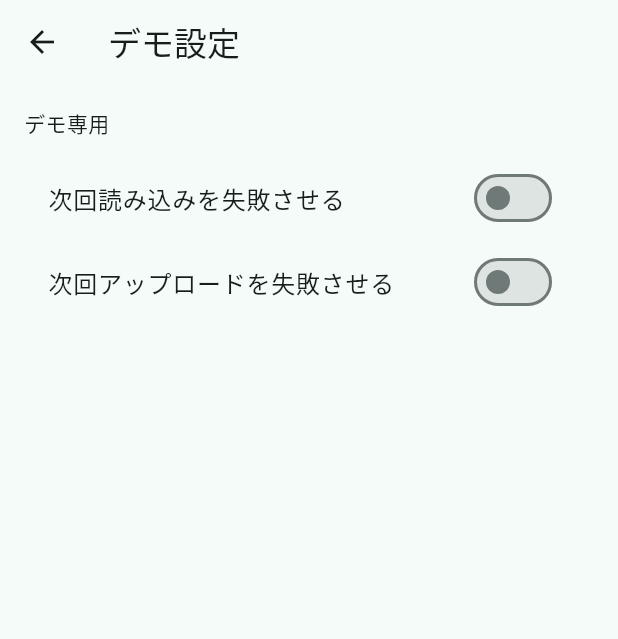
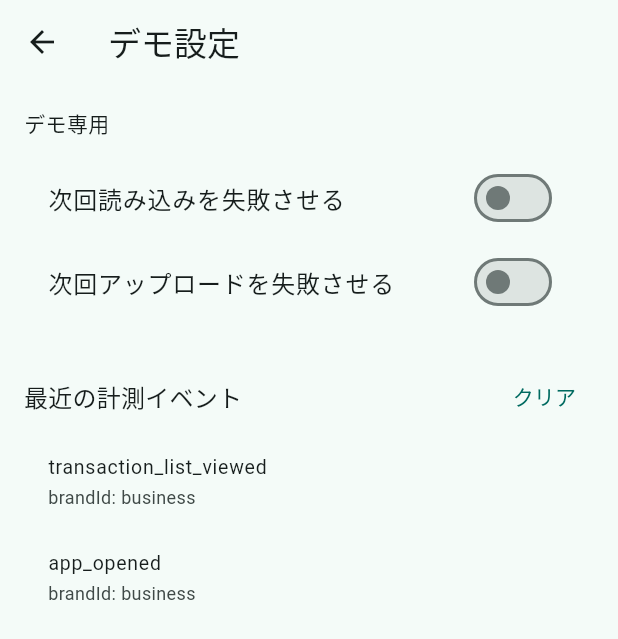
Before and after one commit to Annzus/corporate-card-demo, a Flutter app: the DemoSettingsPage screen opened by its route, on a phone screen of 412 x 824 dp. Shown: the top 639 px of the screen. Run offline on Flutter 3.47's test engine with Material 3 defaults, Android fonts, the light colour scheme and no system bars; our stand-ins replace flutter_riverpod, go_router, image_picker.

Commit message:
Add debug analytics and KPI notes
- Add in-memory debug analytics event tracking
- Show recent analytics events in demo settings
- Track receipt upload start, success, failure, and retry
- Keep analytics properties limited to the safe whitelist
- Document KPI definitions and product hypotheses

```diff
--- a/lib/app/app.dart
+++ b/lib/app/app.dart
@@ -1,9 +1,31 @@
 import 'package:corporate_card_companion/app/router.dart';
+import 'package:corporate_card_companion/core/analytics/analytics_event.dart';
+import 'package:corporate_card_companion/core/analytics/debug_analytics_service.dart';
 import 'package:flutter/material.dart';
 import 'package:flutter_localizations/flutter_localizations.dart';
+import 'package:flutter_riverpod/flutter_riverpod.dart';
 
-class BizCardDemoApp extends StatelessWidget {
+class BizCardDemoApp extends ConsumerStatefulWidget {
   const BizCardDemoApp({super.key});
+
+  @override
+  ConsumerState<BizCardDemoApp> createState() => _BizCardDemoAppState();
+}
+
+class _BizCardDemoAppState extends ConsumerState<BizCardDemoApp> {
+  @override
+  void initState() {
+    super.initState();
+    WidgetsBinding.instance.addPostFrameCallback((_) {
+      if (!mounted) return;
+      ref
+          .read(debugAnalyticsServiceProvider.notifier)
+          .track(
+            AnalyticsEventName.appOpened,
+            properties: {'brandId': 'business'},
+          );
+    });
+  }
 
   @override
   Widget build(BuildContext context) {
--- /dev/null
+++ b/lib/core/analytics/analytics_event.dart
@@ -0,0 +1,29 @@
+enum AnalyticsEventName {
+  appOpened('app_opened'),
+  transactionListViewed('transaction_list_viewed'),
+  transactionFilterChanged('transaction_filter_changed'),
+  transactionDetailOpened('transaction_detail_opened'),
+  receiptAttachTapped('receipt_attach_tapped'),
+  receiptImageSelected('receipt_image_selected'),
+  receiptUploadStarted('receipt_upload_started'),
+  receiptUploadSucceeded('receipt_upload_succeeded'),
+  receiptUploadFailed('receipt_upload_failed'),
+  receiptUploadRetried('receipt_upload_retried'),
+  brandSwitched('brand_switched');
+
+  const AnalyticsEventName(this.key);
+
+  final String key;
+}
+
+final class AnalyticsEvent {
+  AnalyticsEvent({
+    required this.name,
+    required this.createdAt,
+    Map<String, Object> properties = const {},
+  }) : properties = Map.unmodifiable(properties);
+
+  final AnalyticsEventName name;
+  final DateTime createdAt;
+  final Map<String, Object> properties;
+}
--- a/lib/features/settings/presentation/demo_settings_page.dart
+++ b/lib/features/settings/presentation/demo_settings_page.dart
@@ -1,3 +1,5 @@
+import 'package:corporate_card_companion/core/analytics/analytics_event.dart';
+import 'package:corporate_card_companion/core/analytics/debug_analytics_service.dart';
 import 'package:corporate_card_companion/features/receipt_upload/application/upload_queue_controller.dart';
 import 'package:corporate_card_companion/features/transactions/application/transaction_list_controller.dart';
 import 'package:flutter/material.dart';
@@ -10,6 +12,7 @@ class DemoSettingsPage extends ConsumerWidget {
   Widget build(BuildContext context, WidgetRef ref) {
     final failNextLoad = ref.watch(failNextTransactionLoadProvider);
     final failNextUpload = ref.watch(failNextReceiptUploadProvider);
+    final analyticsEvents = ref.watch(debugAnalyticsServiceProvider);
 
     return Scaffold(
       appBar: AppBar(title: const Text('デモ設定')),
@@ -33,8 +36,44 @@ class DemoSettingsPage extends ConsumerWidget {
               ref.read(failNextReceiptUploadProvider.notifier).set(value);
             },
           ),
+          const SizedBox(height: 24),
+          Row(
+            children: [
+              Text('最近の計測イベント', style: Theme.of(context).textTheme.titleMedium),
+              const Spacer(),
+              TextButton(
+                onPressed: analyticsEvents.isEmpty
+                    ? null
+                    : () {
+                        ref
+                            .read(debugAnalyticsServiceProvider.notifier)
+                            .clear();
+                      },
+                child: const Text('クリア'),
+              ),
+            ],
+          ),
+          if (analyticsEvents.isEmpty)
+            const Padding(
+              padding: EdgeInsets.symmetric(vertical: 12),
+              child: Text('イベントはありません'),
+            )
+          else
+            for (final event in analyticsEvents.reversed.take(10))
+              ListTile(
+                dense: true,
+                title: Text(event.name.key),
+                subtitle: Text(_propertiesText(event)),
+              ),
         ],
       ),
     );
   }
+
+  String _propertiesText(AnalyticsEvent event) {
+    if (event.properties.isEmpty) return 'プロパティなし';
+    return event.properties.entries
+        .map((entry) => '${entry.key}: ${entry.value}')
+        .join(' / ');
+  }
 }
--- a/lib/features/transactions/presentation/pages/transaction_detail_page.dart
+++ b/lib/features/transactions/presentation/pages/transaction_detail_page.dart
@@ -1,3 +1,5 @@
+import 'package:corporate_card_companion/core/analytics/analytics_event.dart';
+import 'package:corporate_card_companion/core/analytics/debug_analytics_service.dart';
 import 'package:corporate_card_companion/core/formatting/date_formatter.dart';
 import 'package:corporate_card_companion/core/formatting/money_formatter.dart';
 import 'package:corporate_card_companion/features/receipt_upload/application/receipt_image_picker.dart';
@@ -11,13 +13,21 @@ import 'package:corporate_card_companion/features/transactions/presentation/widg
 import 'package:flutter/material.dart';
 import 'package:flutter_riverpod/flutter_riverpod.dart';
 
-class TransactionDetailPage extends ConsumerWidget {
+class TransactionDetailPage extends ConsumerStatefulWidget {
   const TransactionDetailPage({super.key, required this.transactionId});
 
   final String transactionId;
 
   @override
-  Widget build(BuildContext context, WidgetRef ref) {
+  ConsumerState<TransactionDetailPage> createState() =>
+      _TransactionDetailPageState();
+}
+
+class _TransactionDetailPageState extends ConsumerState<TransactionDetailPage> {
+  bool _trackedOpen = false;
+
+  @override
+  Widget build(BuildContext context) {
     final transactions = ref.watch(transactionListControllerProvider);
 
     return Scaffold(
@@ -31,13 +41,32 @@ class TransactionDetailPage extends ConsumerWidget {
         ),
         data: (items) {
           final transaction = items
-              .where((item) => item.id == transactionId)
+              .where((item) => item.id == widget.transactionId)
               .firstOrNull;
           if (transaction == null) return const _NotFoundMessage();
+          _trackOpen(transaction);
           return _TransactionDetailContent(transaction: transaction);
         },
       ),
     );
+  }
+
+  void _trackOpen(Transaction transaction) {
+    if (_trackedOpen) return;
+    _trackedOpen = true;
+    WidgetsBinding.instance.addPostFrameCallback((_) {
+      if (!mounted) return;
+      ref
+          .read(debugAnalyticsServiceProvider.notifier)
+          .track(
+            AnalyticsEventName.transactionDetailOpened,
+            properties: {
+              'brandId': transaction.brandId,
+              'transactionStatus': transaction.status.name,
+              'receiptStatus': transaction.receiptStatus.name,
+            },
+          );
+    });
   }
 }
 
@@ -151,6 +180,17 @@ class _TransactionDetailContentState
   }
 
   Future<void> _pickImage() async {
+    final transaction = widget.transaction;
+    ref
+        .read(debugAnalyticsServiceProvider.notifier)
+        .track(
+          AnalyticsEventName.receiptAttachTapped,
+          properties: {
+            'brandId': transaction.brandId,
+            'transactionStatus': transaction.status.name,
+            'receiptStatus': transaction.receiptStatus.name,
+          },
+        );
     setState(() {
       _isPicking = true;
       _errorMessage = null;
@@ -161,6 +201,18 @@ class _TransactionDetailContentState
       setState(() {
         if (image != null) _image = image;
       });
+      if (image != null) {
+        ref
+            .read(debugAnalyticsServiceProvider.notifier)
+            .track(
+              AnalyticsEventName.receiptImageSelected,
+              properties: {
+                'brandId': transaction.brandId,
+                'transactionStatus': transaction.status.name,
+                'receiptStatus': ReceiptStatus.selected.name,
+              },
+            );
+      }
     } catch (_) {
       if (!mounted) return;
       setState(() {
```
Also changed, not shown: lib/core/analytics/debug_analytics_service.dart (added, +48 -0 lines), lib/features/receipt_upload/application/upload_queue_controller.dart (+45 -0 lines), lib/features/transactions/presentation/pages/transaction_list_page.dart (+23 -0 lines), 4 other files.
